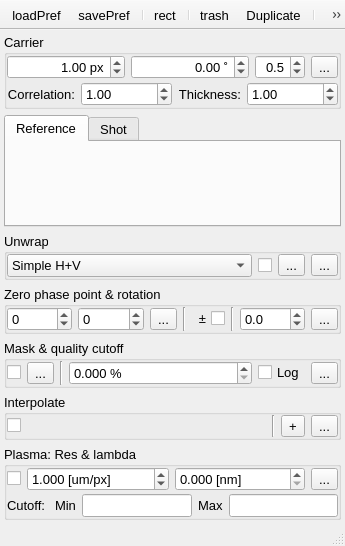
Before: the Qt Designer form UIs/nInterferometry.ui in NeutrinoToolkit/Neutrino, drawn with Qt 5.
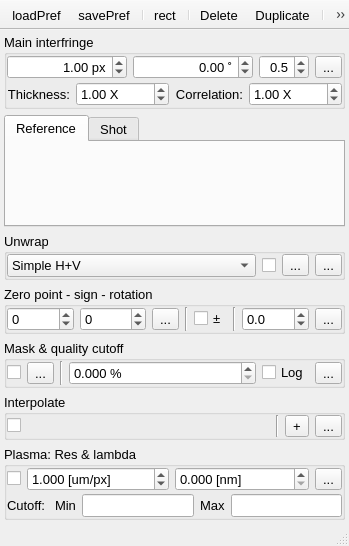
After: the same form once the commit is applied. Icons and pictures are not drawn.

```diff
--- a/UIs/nInterferometry.ui
+++ b/UIs/nInterferometry.ui
@@ -6,7 +6,7 @@
    <rect>
     <x>0</x>
     <y>0</y>
-    <width>345</width>
+    <width>349</width>
     <height>546</height>
    </rect>
   </property>
@@ -35,7 +35,7 @@
     <item>
      <widget class="QGroupBox" name="groupBox_2">
       <property name="title">
-       <string>Carrier</string>
+       <string>Main interfringe</string>
       </property>
       <layout class="QGridLayout" name="gridLayout_2" columnstretch="0,1,1,0,0">
        <property name="verticalSpacing">
@@ -78,49 +78,15 @@
           <property name="margin">
            <number>0</number>
           </property>
-          <item>
-           <widget class="QLabel" name="label">
-            <property name="font">
-             <font>
-              <pointsize>10</pointsize>
-             </font>
-            </property>
-            <property name="text">
-             <string>Correlation:</string>
-            </property>
-            <property name="alignment">
-             <set>Qt::AlignRight|Qt::AlignTrailing|Qt::AlignVCenter</set>
-            </property>
-           </widget>
-          </item>
-          <item>
-           <widget class="QDoubleSpinBox" name="correlation">
-            <property name="toolTip">
-             <string>Correlation of fringes</string>
-            </property>
-            <property name="suffix">
-             <string/>
-            </property>
-            <property name="decimals">
-             <number>2</number>
-            </property>
-            <property name="minimum">
-             <double>0.000000000000000</double>
-            </property>
-            <property name="maximum">
-             <double>10.000000000000000</double>
-            </property>
-            <property name="singleStep">
-             <double>0.100000000000000</double>
-            </property>
-            <property name="value">
-             <double>1.000000000000000</double>
-            </property>
-            <property name="neutrinoSave" stdset="0">
-             <bool>true</bool>
-            </property>
-           </widget>
-          </item>
+          <property name="topMargin">
+           <number>0</number>
+          </property>
+          <property name="rightMargin">
+           <number>0</number>
+          </property>
+          <property name="bottomMargin">
+           <number>0</number>
+          </property>
           <item>
            <widget class="QLabel" name="label_2">
             <property name="font">
@@ -142,7 +108,50 @@
              <string>Thickness of fringes</string>
             </property>
             <property name="suffix">
-             <string/>
+             <string> X</string>
+            </property>
+            <property name="decimals">
+             <number>2</number>
+            </property>
+            <property name="minimum">
+             <double>0.000000000000000</double>
+            </property>
+            <property name="maximum">
+             <double>10.000000000000000</double>
+            </property>
+            <property name="singleStep">
+             <double>0.100000000000000</double>
+            </property>
+            <property name="value">
+             <double>1.000000000000000</double>
+            </property>
+            <property name="neutrinoSave" stdset="0">
+             <bool>true</bool>
+            </property>
+           </widget>
+          </item>
+          <item>
+           <widget class="QLabel" name="label">
+            <property name="font">
+             <font>
+              <pointsize>10</pointsize>
+             </font>
+            </property>
+            <property name="text">
+             <string>Correlation:</string>
+            </property>
+            <property name="alignment">
+             <set>Qt::AlignRight|Qt::AlignTrailing|Qt::AlignVCenter</set>
+            </property>
+           </widget>
+          </item>
+          <item>
+           <widget class="QDoubleSpinBox" name="correlation">
+            <property name="toolTip">
+             <string>Correlation of fringes</string>
+            </property>
+            <property name="suffix">
+             <string> X</string>
             </property>
             <property name="decimals">
              <number>2</number>
@@ -364,7 +373,7 @@
        </sizepolicy>
       </property>
       <property name="title">
-       <string>Zero phase point &amp;&amp; rotation</string>
+       <string>Zero point - sign - rotation</string>
       </property>
       <property name="checkable">
        <bool>false</bool>
@@ -437,9 +446,6 @@
          <property name="toolTip">
           <string>Change sign of phase</string>
          </property>
-         <property name="layoutDirection">
-          <enum>Qt::RightToLeft</enum>
-         </property>
          <property name="text">
           <string>±</string>
          </property>
@@ -572,6 +578,11 @@
        </item>
        <item>
         <widget class="QCheckBox" name="cutoffLog">
+         <property name="font">
+          <font>
+           <pointsize>10</pointsize>
+          </font>
+         </property>
          <property name="text">
           <string>Log</string>
          </property>
@@ -844,7 +855,13 @@
     </item>
    </layout>
   </widget>
-  <widget class="QStatusBar" name="statusbar"/>
+  <widget class="QStatusBar" name="statusbar">
+   <property name="font">
+    <font>
+     <pointsize>10</pointsize>
+    </font>
+   </property>
+  </widget>
   <widget class="QToolBar" name="toolBar">
    <property name="windowTitle">
     <string>toolBar</string>
@@ -866,11 +883,12 @@
    <addaction name="separator"/>
    <addaction name="actionRect"/>
    <addaction name="separator"/>
-   <addaction name="actionTrash"/>
+   <addaction name="actionDelete"/>
    <addaction name="actionDuplicate"/>
    <addaction name="separator"/>
    <addaction name="actionDoWavelet"/>
    <addaction name="chained"/>
+   <addaction name="actionIterate"/>
   </widget>
   <action name="actionRect">
    <property name="icon">
@@ -936,18 +954,6 @@
     <string>Do workflow</string>
    </property>
   </action>
-  <action name="actionTrash">
-   <property name="icon">
-    <iconset resource="../resources/icons/icons.qrc">
-     <normaloff>:/icons/trash.png</normaloff>:/icons/trash.png</iconset>
-   </property>
-   <property name="text">
-    <string>trash</string>
-   </property>
-   <property name="toolTip">
-    <string>Trash old Files</string>
-   </property>
-  </action>
   <action name="actionDuplicate">
    <property name="icon">
     <iconset resource="../resources/icons/icons.qrc">
@@ -960,6 +966,30 @@
     <string>Duplicate the images</string>
    </property>
   </action>
+  <action name="actionDelete">
+   <property name="icon">
+    <iconset resource="../resources/icons/icons.qrc">
+     <normaloff>:/icons/trash.png</normaloff>:/icons/trash.png</iconset>
+   </property>
+   <property name="text">
+    <string>Delete</string>
+   </property>
+   <property name="toolTip">
+    <string>delete local images</string>
+   </property>
+  </action>
+  <action name="actionIterate">
+   <property name="icon">
+    <iconset resource="../resources/icons/icons.qrc">
+     <normaloff>:/icons/gearPy.png</normaloff>:/icons/gearPy.png</iconset>
+   </property>
+   <property name="text">
+    <string>Iterate</string>
+   </property>
+   <property name="neutrinoSave" stdset="0">
+    <bool>true</bool>
+   </property>
+  </action>
  </widget>
  <tabstops>
   <tabstop>widthCarrier</tabstop>
```
Left out of the diff: 105 changed lines with no effect on the pictures.
